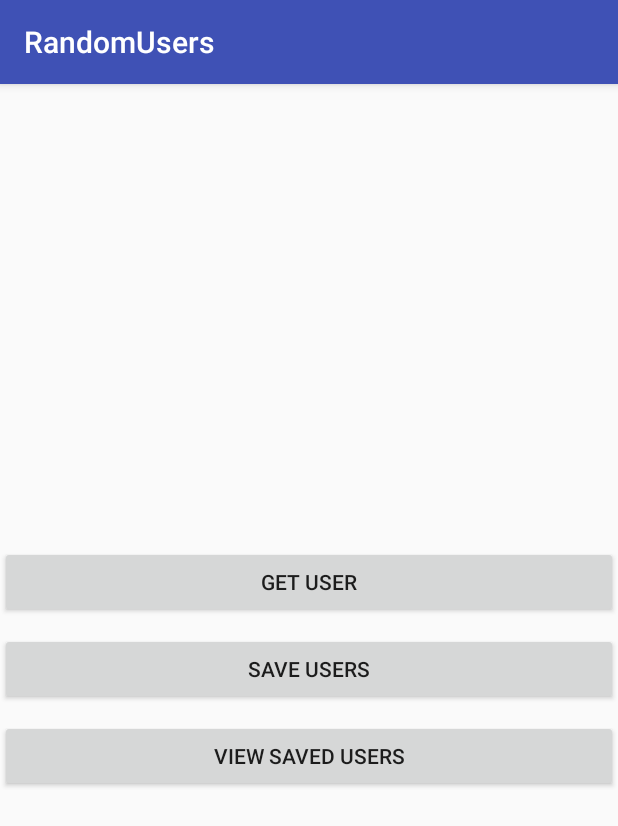
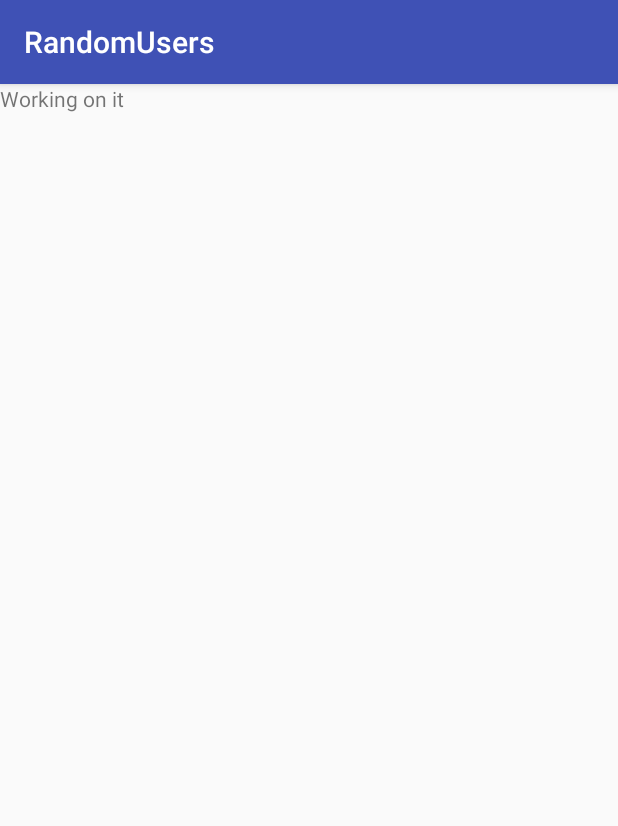
Before and after one commit to jonofarc/RandomUsers, an Android app: the screen it shows after launch (MainActivity before the commit, SavedUsersActivity after it), after a tap on "VIEW SAVED USERS", on a phone screen of 412 x 824 dp. Shown: the top 826 px of the screen. Run offline under Robolectric (Android 15) with nearby library versions, the phone set to English and light mode, and no system bars; network calls fail.

Commit message:
Create SavedUsersActivity where saved users result will be displayed

```diff
--- a/app/src/main/AndroidManifest.xml
+++ b/app/src/main/AndroidManifest.xml
@@ -18,6 +18,7 @@
                 <category android:name="android.intent.category.LAUNCHER" />
             </intent-filter>
         </activity>
+        <activity android:name=".ui.logIn.SavedUsersActivity"></activity>
     </application>
 
 </manifest>
--- /dev/null
+++ b/app/src/main/java/com/example/jonathanmaldonado/randomusers/ui/logIn/SavedUsersActivity.java
@@ -0,0 +1,27 @@
+package com.example.jonathanmaldonado.randomusers.ui.logIn;
+
+import android.graphics.Bitmap;
+import android.support.v7.app.AppCompatActivity;
+import android.os.Bundle;
+import android.widget.TextView;
+
+import com.example.jonathanmaldonado.randomusers.R;
+
+public class SavedUsersActivity extends AppCompatActivity implements SavedUsersContract.View{
+    SavedUsersPresenter savedUsersPresenter;
+    TextView savedUsersTV;
+
+    @Override
+    protected void onCreate(Bundle savedInstanceState) {
+        super.onCreate(savedInstanceState);
+        setContentView(R.layout.activity_saved_users);
+        savedUsersPresenter= new SavedUsersPresenter(this);
+        savedUsersTV= (TextView) findViewById(R.id.saved_users_result_tv);
+        savedUsersPresenter.getSavedUsers();
+    }
+
+    @Override
+    public void displayUsers(String name) {
+        savedUsersTV.setText(name);
+    }
+}
--- /dev/null
+++ b/app/src/main/java/com/example/jonathanmaldonado/randomusers/ui/logIn/SavedUsersContract.java
@@ -0,0 +1,24 @@
+package com.example.jonathanmaldonado.randomusers.ui.logIn;
+
+import android.content.Context;
+import android.graphics.Bitmap;
+
+/**
+ * Created by Jonathan Maldonado on 11/1/2017.
+ */
+
+public interface SavedUsersContract {
+    interface View{
+        void displayUsers(String name);
+
+
+
+    }
+    interface Presenter{
+
+
+        void getSavedUsers();
+
+
+    }
+}
--- /dev/null
+++ b/app/src/main/java/com/example/jonathanmaldonado/randomusers/ui/logIn/SavedUsersModel.java
@@ -0,0 +1,13 @@
+package com.example.jonathanmaldonado.randomusers.ui.logIn;
+
+/**
+ * Created by Jonathan Maldonado on 11/1/2017.
+ */
+
+public class SavedUsersModel {
+
+    public String readUsers(){
+        return "Working on it";
+    }
+
+}
--- /dev/null
+++ b/app/src/main/java/com/example/jonathanmaldonado/randomusers/ui/logIn/SavedUsersPresenter.java
@@ -0,0 +1,23 @@
+package com.example.jonathanmaldonado.randomusers.ui.logIn;
+
+/**
+ * Created by Jonathan Maldonado on 11/1/2017.
+ */
+
+public class SavedUsersPresenter implements SavedUsersContract.Presenter {
+
+    SavedUsersModel savedUsersModel;
+    SavedUsersContract.View savedUsersView;
+
+
+    public SavedUsersPresenter(SavedUsersContract.View savedUsersView) {
+        this.savedUsersView = savedUsersView;
+        savedUsersModel=new SavedUsersModel();
+    }
+
+    @Override
+    public void getSavedUsers() {
+
+        savedUsersView.displayUsers(savedUsersModel.readUsers());
+    }
+}
--- a/app/src/main/java/com/example/jonathanmaldonado/randomusers/ui/main/MainActivity.java
+++ b/app/src/main/java/com/example/jonathanmaldonado/randomusers/ui/main/MainActivity.java
@@ -1,10 +1,12 @@
 package com.example.jonathanmaldonado.randomusers.ui.main;
 
 import android.content.Context;
+import android.content.Intent;
 import android.database.sqlite.SQLiteDatabase;
 import android.graphics.Bitmap;
 import android.support.v7.app.AppCompatActivity;
 import android.os.Bundle;
+import android.text.TextUtils;
 import android.util.Log;
 import android.view.View;
 import android.widget.ImageView;
@@ -12,6 +14,7 @@ import android.widget.TextView;
 
 import com.example.jonathanmaldonado.randomusers.DataBase.DBHelper;
 import com.example.jonathanmaldonado.randomusers.R;
+import com.example.jonathanmaldonado.randomusers.ui.logIn.SavedUsersActivity;
 
 public class MainActivity extends AppCompatActivity implements MainContract.View {
     final static private String TAG= MainActivity.class.getSimpleName()+"_TAG";
@@ -62,4 +65,9 @@ public class MainActivity extends AppCompatActivity implements MainContract.View
     public void saveUser(View view) {
         mainPresenter.saveUser();
     }
+
+    public void viewUsers(View view) {
+        Intent intent = new Intent(MainActivity.this , SavedUsersActivity.class);
+        startActivity(intent);
+    }
 }
--- /dev/null
+++ b/app/src/main/res/layout/activity_saved_users.xml
@@ -0,0 +1,17 @@
+<?xml version="1.0" encoding="utf-8"?>
+<LinearLayout
+    xmlns:android="http://schemas.android.com/apk/res/android"
+    xmlns:app="http://schemas.android.com/apk/res-auto"
+    xmlns:tools="http://schemas.android.com/tools"
+    android:orientation="vertical"
+    android:layout_width="match_parent"
+    android:layout_height="match_parent"
+    tools:context="com.example.jonathanmaldonado.randomusers.ui.logIn.SavedUsersActivity">
+
+    <TextView
+        android:id="@+id/saved_users_result_tv"
+        android:text="Loading..."
+        android:layout_width="match_parent"
+        android:layout_height="wrap_content" />
+
+</LinearLayout>
```
